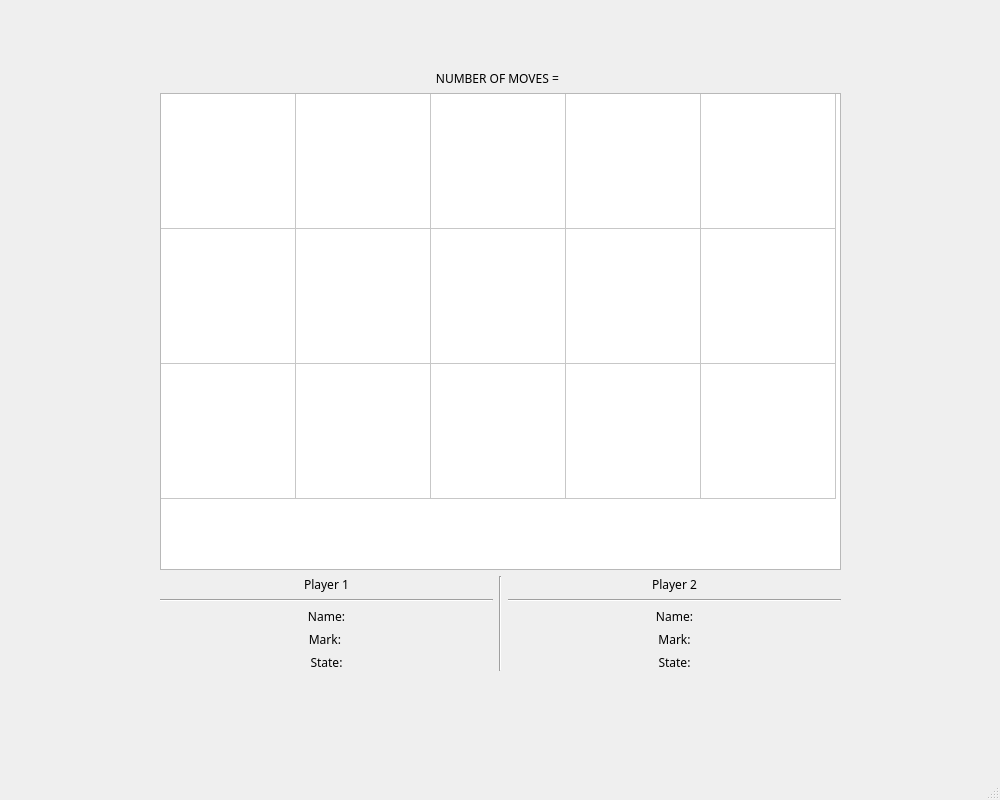
adhamhamdy3/Pyramid-Tic-Tac-Toe, file mainwindow.ui: the form before one commit.
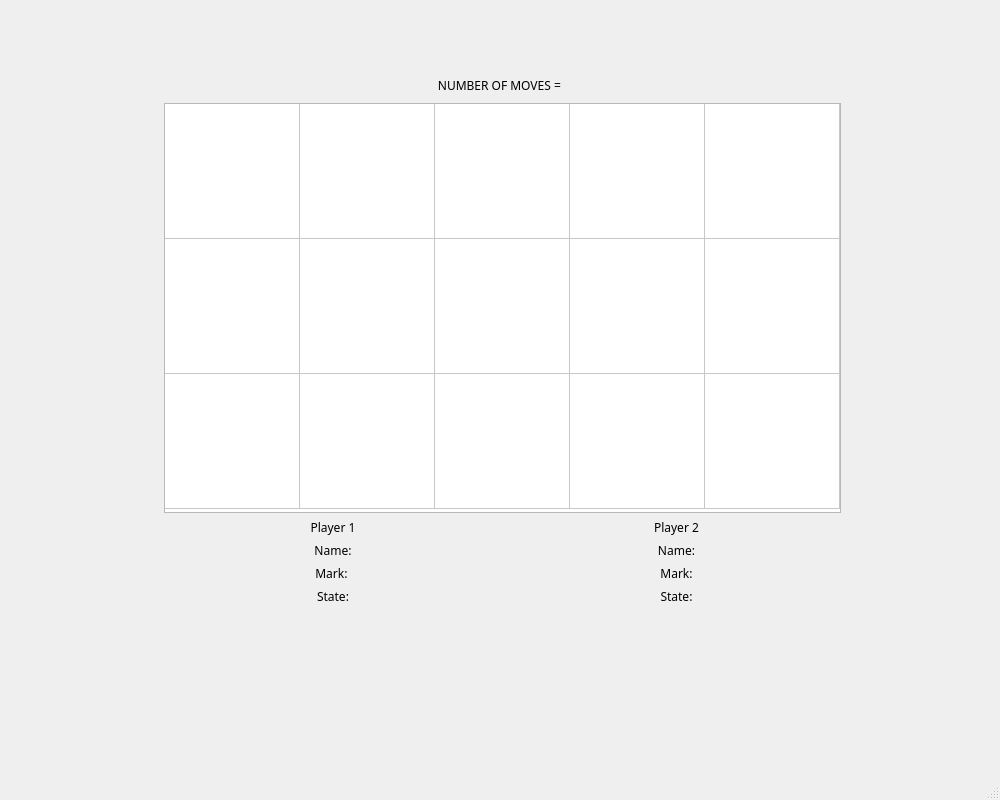
The form after the commit.

Commit message: modifying [UI - P_TTT source code]

Patch:
```diff
--- a/mainwindow.ui
+++ b/mainwindow.ui
@@ -38,13 +38,13 @@
    <string notr="true"/>
   </property>
   <widget class="QWidget" name="centralwidget">
-   <widget class="QWidget" name="layoutWidget">
+   <widget class="QWidget" name="">
     <property name="geometry">
      <rect>
-      <x>160</x>
-      <y>70</y>
+      <x>164</x>
+      <y>74</y>
       <width>681</width>
-      <height>601</height>
+      <height>531</height>
      </rect>
     </property>
     <layout class="QVBoxLayout" name="verticalLayout_4">
@@ -52,6 +52,12 @@
       <layout class="QVBoxLayout" name="verticalLayout">
        <item>
         <widget class="QLabel" name="noOfMovesLabel">
+         <property name="maximumSize">
+          <size>
+           <width>677</width>
+           <height>30</height>
+          </size>
+         </property>
          <property name="font">
           <font>
            <family>outrun future</family>
@@ -70,8 +76,27 @@
        </item>
        <item>
         <widget class="QTableWidget" name="P_TTT_Grid">
+         <property name="minimumSize">
+          <size>
+           <width>677</width>
+           <height>410</height>
+          </size>
+         </property>
+         <property name="maximumSize">
+          <size>
+           <width>677</width>
+           <height>410</height>
+          </size>
+         </property>
          <property name="styleSheet">
-          <string notr="true"/>
+          <string notr="true">P_TTT_Grid::item: {
+  border: 2px solid red;
+  border-radius: 5px;
+}
+
+hover {
+	background-color: transparent;
+}</string>
          </property>
          <property name="autoScroll">
           <bool>false</bool>
@@ -141,7 +166,7 @@
      <item>
       <layout class="QHBoxLayout" name="horizontalLayout">
        <item>
-        <layout class="QVBoxLayout" name="verticalLayout_2">
+        <layout class="QVBoxLayout" name="verticalLayout_3">
          <item>
           <widget class="QLabel" name="player1Label">
            <property name="font">
@@ -157,13 +182,6 @@
            </property>
           </widget>
          </item>
-         <item>
-          <widget class="Line" name="line">
-           <property name="orientation">
-            <enum>Qt::Orientation::Horizontal</enum>
-           </property>
-          </widget>
-         </item>
          <item>
           <widget class="QLabel" name="name1Label">
            <property name="font">
@@ -212,14 +230,7 @@
         </layout>
        </item>
        <item>
-        <widget class="Line" name="line_3">
-         <property name="orientation">
-          <enum>Qt::Orientation::Vertical</enum>
-         </property>
-        </widget>
-       </item>
-       <item>
-        <layout class="QVBoxLayout" name="verticalLayout_3">
+        <layout class="QVBoxLayout" name="verticalLayout_2">
          <item>
           <widget class="QLabel" name="player2Label">
            <property name="font">
@@ -235,13 +246,6 @@
            </property>
           </widget>
          </item>
-         <item>
-          <widget class="Line" name="line_2">
-           <property name="orientation">
-            <enum>Qt::Orientation::Horizontal</enum>
-           </property>
-          </widget>
-         </item>
          <item>
           <widget class="QLabel" name="name2label">
            <property name="font">
```
Left out of the diff: 2 changed lines with no effect on the pictures. The commit also changes 4 other files.
